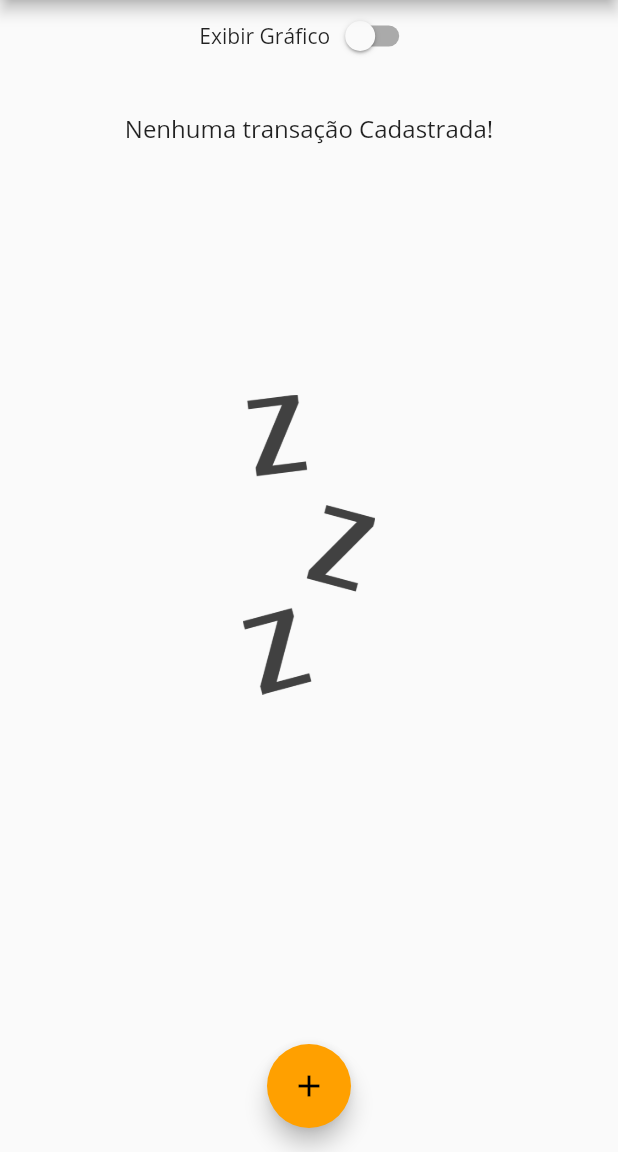
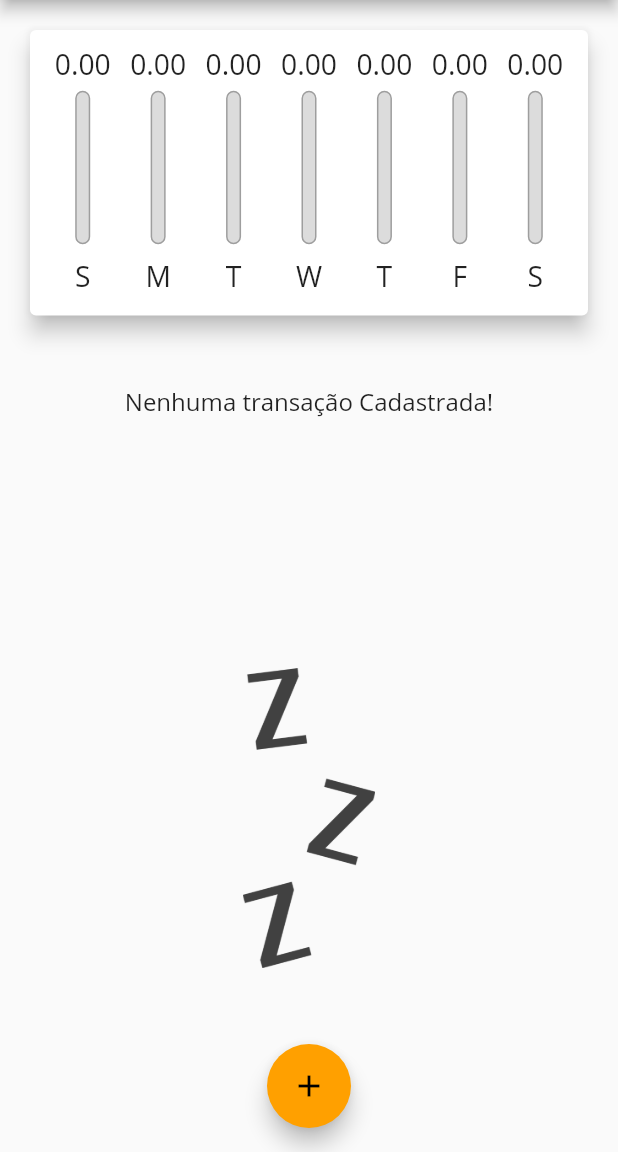
Before and after one commit to marcofontel/FlutterProject, a Flutter app: the screen it shows after launch, on a phone screen of 412 x 824 dp, the part 84-1236 px from its top. Run offline on Flutter 3.47's test engine with Material 2 defaults, Android fonts, the phone set to English and light mode, and no system bars; missing offline and left inert: dart:ffi.

Commit message:
Exibir switch de  container com regra de validação por orientação

```diff
--- a/despesas/lib/main.dart
+++ b/despesas/lib/main.dart
@@ -92,6 +92,9 @@ class _MyHomePageState extends State<MyHomePage> {
 
   @override
   Widget build(BuildContext context) {
+    bool _isLandScape =
+        MediaQuery.of(context).orientation == Orientation.landscape;
+
     final _appBar = AppBar(
       title: Text(
         'Despesas Pessoais',
@@ -113,6 +116,7 @@ class _MyHomePageState extends State<MyHomePage> {
         child: Column(
           crossAxisAlignment: CrossAxisAlignment.stretch,
           children: <Widget>[
+            if (_isLandScape)
               Row(
                 mainAxisAlignment: MainAxisAlignment.center,
                 children: [
@@ -127,12 +131,12 @@ class _MyHomePageState extends State<MyHomePage> {
                   ),
                 ],
               ),
-            if (_showChart)
+            if (_showChart || !_isLandScape)
               Container(
-                height: _availableHeight * 0.3,
+                height: _availableHeight * (_isLandScape ? 0.7 : 0.3),
                 child: Chart(_recentTransaction),
               ),
-            if (!_showChart)
+            if (!_showChart || !_isLandScape)
               Container(
                 height: _availableHeight * 0.7,
                 child: TransactionList(_transactions, _removeTransaction),
```
Lines whose indentation alone changed are shown as unchanged.
